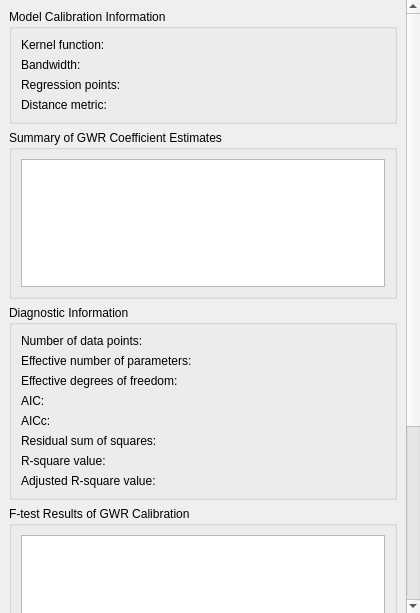
Old version of the form PropertyPanelTabs/gwmpropertygwrtab.ui in the repository GWmodel-Lab/GWmodelS.
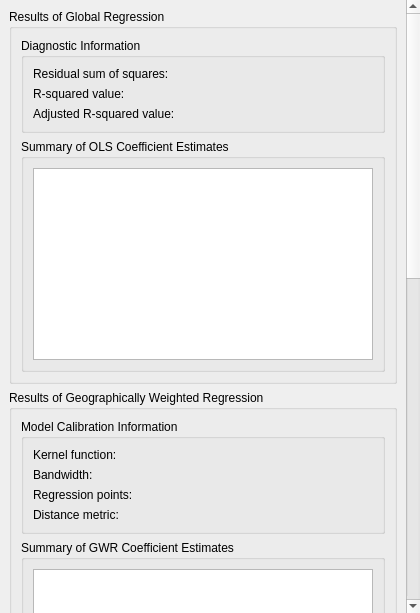
New version of the form.

Diff of the .ui file:
```diff
--- a/PropertyPanelTabs/gwmpropertygwrtab.ui
+++ b/PropertyPanelTabs/gwmpropertygwrtab.ui
@@ -47,13 +47,103 @@
       <property name="geometry">
        <rect>
         <x>0</x>
-        <y>-244</y>
-        <width>403</width>
-        <height>857</height>
+        <y>0</y>
+        <width>414</width>
+        <height>1407</height>
        </rect>
       </property>
       <layout class="QVBoxLayout" name="verticalLayout">
        <item>
+        <widget class="QGroupBox" name="groupBox_3">
+         <property name="sizePolicy">
+          <sizepolicy hsizetype="Preferred" vsizetype="Fixed">
+           <horstretch>0</horstretch>
+           <verstretch>0</verstretch>
+          </sizepolicy>
+         </property>
+         <property name="title">
+          <string>Results of Global Regression </string>
+         </property>
+         <layout class="QVBoxLayout" name="verticalLayout_6">
+          <item>
+           <widget class="QGroupBox" name="groupBox_5">
+            <property name="title">
+             <string>Diagnostic Information</string>
+            </property>
+            <layout class="QFormLayout" name="formLayout_3">
+             <item row="0" column="0">
+              <widget class="QLabel" name="label_12">
+               <property name="text">
+                <string>Residual sum of squares:</string>
+               </property>
+              </widget>
+             </item>
+             <item row="0" column="1">
+              <widget class="QLabel" name="lblOLSrse">
+               <property name="text">
+                <string/>
+               </property>
+              </widget>
+             </item>
+             <item row="1" column="0">
+              <widget class="QLabel" name="label_14">
+               <property name="text">
+                <string>R-squared value:</string>
+               </property>
+              </widget>
+             </item>
+             <item row="1" column="1">
+              <widget class="QLabel" name="lblR2">
+               <property name="text">
+                <string/>
+               </property>
+              </widget>
+             </item>
+             <item row="2" column="0">
+              <widget class="QLabel" name="label_16">
+               <property name="text">
+                <string>Adjusted R-squared value:</string>
+               </property>
+              </widget>
+             </item>
+             <item row="2" column="1">
+              <widget class="QLabel" name="lbladjR2">
+               <property name="text">
+                <string/>
+               </property>
+              </widget>
+             </item>
+            </layout>
+           </widget>
+          </item>
+          <item>
+           <widget class="QGroupBox" name="groupBox_6">
+            <property name="title">
+             <string>Summary of OLS Coefficient Estimates</string>
+            </property>
+            <layout class="QVBoxLayout" name="verticalLayout_7">
+             <item>
+              <widget class="QTableWidget" name="tbwOLSCoe"/>
+             </item>
+            </layout>
+           </widget>
+          </item>
+         </layout>
+        </widget>
+       </item>
+       <item>
+        <widget class="QGroupBox" name="groupBox_4">
+         <property name="sizePolicy">
+          <sizepolicy hsizetype="Preferred" vsizetype="Fixed">
+           <horstretch>0</horstretch>
+           <verstretch>0</verstretch>
+          </sizepolicy>
+         </property>
+         <property name="title">
+          <string>Results of Geographically Weighted Regression </string>
+         </property>
+         <layout class="QVBoxLayout" name="verticalLayout_5">
+          <item>
         <widget class="QGroupBox" name="groupBox">
          <property name="sizePolicy">
           <sizepolicy hsizetype="Preferred" vsizetype="Fixed">
@@ -156,6 +246,12 @@
               <height>128</height>
              </size>
             </property>
+               <property name="font">
+                <font>
+                 <weight>50</weight>
+                 <bold>false</bold>
+                </font>
+               </property>
            </widget>
           </item>
          </layout>
@@ -321,6 +417,9 @@
           <string>Bandwidth Selection View</string>
          </property>
          <layout class="QVBoxLayout" name="verticalLayout_3"/>
+           </widget>
+          </item>
+         </layout>
         </widget>
        </item>
        <item alignment="Qt::AlignLeft">
```
Lines whose indentation alone changed are shown as unchanged.
